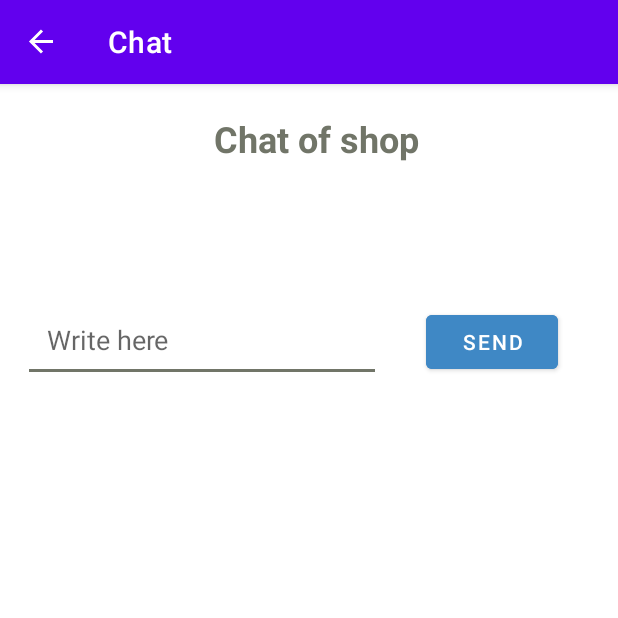
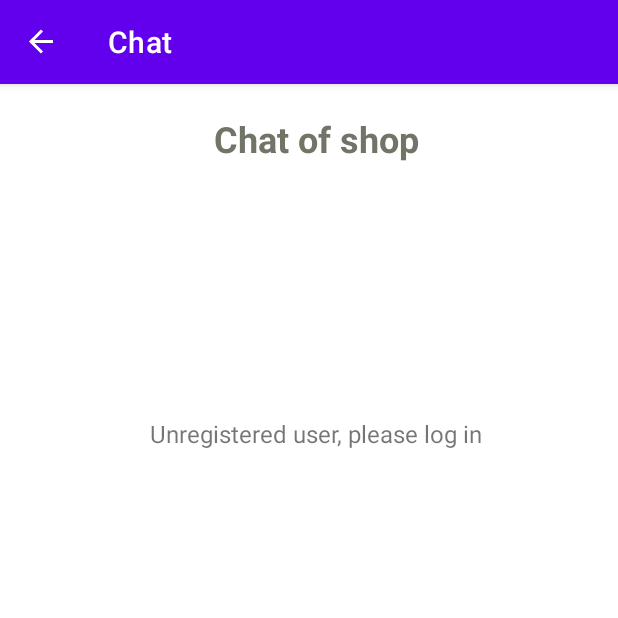
Before and after one commit to rubenmr13/PracticaFinal-LSMU, an Android app: the InboxFragment screen opened through its navigation route, in the side drawer, after a tap on "Chat", on a phone screen of 412 x 824 dp, the top half of it. Run offline under Robolectric (Android 15) with nearby library versions, the light colour scheme and no system bars; our stand-ins replace data binding, navigation-ui.

Commit message:
User en Chat e Inbox

```diff
--- a/FruitShop/app/build.gradle
+++ b/FruitShop/app/build.gradle
@@ -9,7 +9,7 @@ android {
 
     defaultConfig {
         applicationId "com.example.fruitshop"
-        minSdk 26
+        minSdk 24
         targetSdk 33
         versionCode 1
         versionName "1.0"
--- a/FruitShop/app/src/main/java/com/example/fruitshop/ChatFragment.kt
+++ b/FruitShop/app/src/main/java/com/example/fruitshop/ChatFragment.kt
@@ -12,12 +12,14 @@ import androidx.databinding.DataBindingUtil
 import androidx.fragment.app.activityViewModels
 import androidx.lifecycle.Observer
 import com.example.fruitshop.databinding.FragmentChatBinding
+import com.example.fruitshop.user.NameUserViewModel
 
 
 class ChatFragment : Fragment() {
 
     private lateinit var binding: FragmentChatBinding
     private val chatViewModel: ShopViewModel by activityViewModels()
+    private val nameUserViewModel: NameUserViewModel by activityViewModels()
 
     override fun onCreate(savedInstanceState: Bundle?) {
         super.onCreate(savedInstanceState)
@@ -29,6 +31,8 @@ class ChatFragment : Fragment() {
     ): View? {
 
         binding = DataBindingUtil.inflate(inflater, R.layout.fragment_chat, container, false)
+
+        viewsChat(nameUserViewModel.getUser())
 
         chatViewModel.messageChat.observe(viewLifecycleOwner, Observer {
             binding.receivedText.text = chatViewModel.getMessageChat()
@@ -56,4 +60,18 @@ class ChatFragment : Fragment() {
 
         return binding.root
     }
+
+    fun viewsChat(name:String){
+        if(name == ""){
+            binding.sendText.visibility = View.GONE
+            binding.sendButton.visibility = View.GONE
+            binding.unregisteredUser.visibility = View.VISIBLE
+            chatViewModel.deleteMessage()
+
+        }else{
+            binding.sendText.visibility = View.VISIBLE
+            binding.sendButton.visibility = View.VISIBLE
+            binding.unregisteredUser.visibility = View.GONE
+        }
+    }
 }
--- a/FruitShop/app/src/main/java/com/example/fruitshop/InboxFragment.kt
+++ b/FruitShop/app/src/main/java/com/example/fruitshop/InboxFragment.kt
@@ -9,11 +9,14 @@ import androidx.databinding.DataBindingUtil
 import androidx.fragment.app.activityViewModels
 import androidx.lifecycle.Observer
 import com.example.fruitshop.databinding.FragmentInboxBinding
+import com.example.fruitshop.user.NameUserViewModel
 
 class InboxFragment : Fragment() {
 
     private lateinit var binding: FragmentInboxBinding
     private val inboxViewModel: ShopViewModel by activityViewModels()
+    private val nameUserViewModel: NameUserViewModel by activityViewModels()
+
 
     override fun onCreate(savedInstanceState: Bundle?) {
         super.onCreate(savedInstanceState)
@@ -26,6 +29,7 @@ class InboxFragment : Fragment() {
     ): View? {
         binding = DataBindingUtil.inflate(inflater, R.layout.fragment_inbox, container, false)
 
+        viewsChat(nameUserViewModel.getUser())
         viewDeleteMessage()
 
         inboxViewModel.messageChat.observe(viewLifecycleOwner, Observer {
@@ -41,6 +45,24 @@ class InboxFragment : Fragment() {
         return binding.root
     }
 
+
+
+    fun viewsChat(name:String){
+        if(name == ""){
+            binding.yourMessageInbox.visibility = View.GONE
+            binding.messageInbox.visibility = View.GONE
+            binding.deleteMessage.visibility = View.GONE
+            binding.unregisteredUser.visibility = View.VISIBLE
+            inboxViewModel.deleteMessage()
+
+        }else{
+            binding.yourMessageInbox.visibility = View.VISIBLE
+            binding.messageInbox.visibility = View.VISIBLE
+            binding.deleteMessage.visibility = View.VISIBLE
+            binding.unregisteredUser.visibility = View.GONE
+        }
+    }
+
     fun viewDeleteMessage(){
         if(binding.messageInbox.text.toString().trim().isEmpty()){
             binding.deleteMessage.visibility = View.GONE
--- a/FruitShop/app/src/main/java/com/example/fruitshop/user/NameUserViewModel.kt
+++ b/FruitShop/app/src/main/java/com/example/fruitshop/user/NameUserViewModel.kt
@@ -6,9 +6,16 @@ import androidx.lifecycle.ViewModel
 
 class NameUserViewModel : ViewModel() {
     /// guardo el nombre del usuario
+
     private val _nameUser = MutableLiveData<String>()
     val nameUser: LiveData<String>
         get() = _nameUser
+
+    init{
+        if(_nameUser.value == null){
+            _nameUser.value = ""
+        }
+    }
 
     fun addUser(name: String){
         _nameUser.value = name
--- a/FruitShop/app/src/main/res/layout-land/fragment_chat.xml
+++ b/FruitShop/app/src/main/res/layout-land/fragment_chat.xml
@@ -70,6 +70,14 @@
                     android:text="@string/send" />
 
             </LinearLayout>
+            <TextView
+                android:id="@+id/unregistered_user"
+                android:layout_width="wrap_content"
+                android:layout_height="wrap_content"
+                android:layout_gravity="center"
+                android:layout_marginTop="80dp"
+                android:text="@string/unregistered_user"
+                android:textSize="16sp" />
         </LinearLayout>
     </ScrollView>
 </layout>
--- a/FruitShop/app/src/main/res/layout/fragment_chat.xml
+++ b/FruitShop/app/src/main/res/layout/fragment_chat.xml
@@ -66,8 +66,18 @@
                     android:layout_marginEnd="40dp"
                     android:backgroundTint="@color/blue_3F88C5"
                     android:text="@string/send" />
+            </LinearLayout>
 
-            </LinearLayout>
+
+            <TextView
+                android:id="@+id/unregistered_user"
+                android:layout_width="wrap_content"
+                android:layout_height="wrap_content"
+                android:layout_gravity="center"
+                android:layout_marginTop="80dp"
+                android:text="@string/unregistered_user"
+                android:textSize="16sp" />
+
         </LinearLayout>
     </ScrollView>
 </layout>
--- a/FruitShop/app/src/main/res/values/strings.xml
+++ b/FruitShop/app/src/main/res/values/strings.xml
@@ -138,6 +138,7 @@
     <string name="chat_header">Chat of shop</string>
     <string name="send_text">Write here</string>
     <string name="send">Send</string>
+    <string name="unregistered_user">Unregistered user, please log in</string>
 
     //INBOX
     <string name="inbox_header">Inbox of shop</string>
@@ -148,5 +149,4 @@
     <string name="buy_all">Buy</string>
 
 
-
 </resources>
```
Also changed, not shown: FruitShop/app/src/main/res/layout-land/fragment_inbox.xml (+9 -0 lines), FruitShop/app/src/main/res/layout/fragment_inbox.xml (+9 -0 lines), 1 other file.
